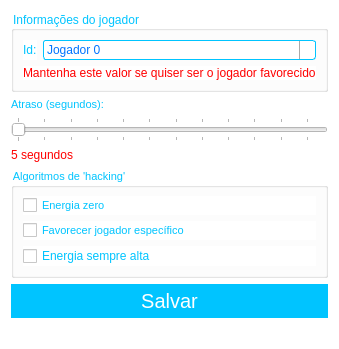
This is ui/frmsettings.ui in lucasvmx/Spark as Qt 5 draws it before an edit. The edited form follows.
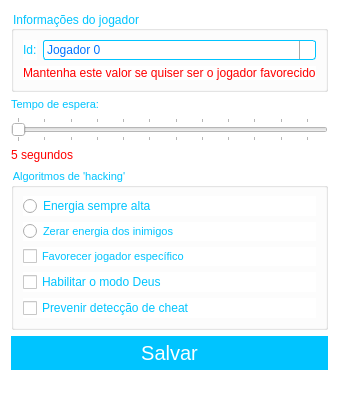
This is the edited form. Icons and pictures are not drawn.

Commit message: - Refatoração completa do código - NEW: sistema para evitar detecção por parte do anti-cheat interno do warzone - NEW: modo Deus (ver unidades inimigas) - NEW: carregamento das subrotinas internas do warzone 2100 em tempo de execução - Mudança no algoritmo de favorecimento de jogador - NEW: agora é possível saber se a partida está ou não em andamento - ENHANCEMENT: tratamento de exceções

What changed in the file:
```diff
--- a/ui/frmsettings.ui
+++ b/ui/frmsettings.ui
@@ -6,8 +6,8 @@
    <rect>
     <x>0</x>
     <y>0</y>
-    <width>313</width>
-    <height>342</height>
+    <width>324</width>
+    <height>365</height>
    </rect>
   </property>
   <property name="windowTitle">
@@ -196,7 +196,7 @@
       <string notr="true">color: #00c4ff</string>
      </property>
      <property name="text">
-      <string>Atraso (segundos):</string>
+      <string>&lt;html&gt;&lt;head/&gt;&lt;body&gt;&lt;p&gt;Tempo de espera:&lt;/p&gt;&lt;/body&gt;&lt;/html&gt;</string>
      </property>
     </widget>
    </item>
@@ -258,33 +258,15 @@
       <string>Algoritmos de 'hacking'</string>
      </property>
      <layout class="QGridLayout" name="gridLayout_2">
-      <item row="0" column="0">
-       <widget class="QCheckBox" name="checkBox">
+      <item row="3" column="0">
+       <widget class="QCheckBox" name="checkBox_support_specific_player">
         <property name="font">
          <font>
           <pointsize>8</pointsize>
          </font>
         </property>
         <property name="toolTip">
-         <string>&lt;html&gt;&lt;head/&gt;&lt;body&gt;&lt;p&gt;&lt;span style=&quot; font-size:12pt; color:#00aaff;&quot;&gt;Faz com que a energia dos jogadores, exceto você, fique sempre nula.&lt;/span&gt;&lt;/p&gt;&lt;/body&gt;&lt;/html&gt;</string>
-        </property>
-        <property name="toolTipDuration">
-         <number>7000</number>
-        </property>
-        <property name="text">
-         <string>Energia zero</string>
-        </property>
-       </widget>
-      </item>
-      <item row="1" column="0">
-       <widget class="QCheckBox" name="checkBox_2">
-        <property name="font">
-         <font>
-          <pointsize>8</pointsize>
-         </font>
-        </property>
-        <property name="toolTip">
-         <string>&lt;html&gt;&lt;head/&gt;&lt;body&gt;&lt;p align=&quot;justify&quot;&gt;&lt;a name=&quot;tw-target-text&quot;/&gt;&lt;span style=&quot; font-family:'inherit'; font-size:12pt; color:#00aaff;&quot;&gt;Favorece um jogador específico durante todo o jogo.&lt;/span&gt;&lt;/p&gt;&lt;/body&gt;&lt;/html&gt;</string>
+         <string>&lt;html&gt;&lt;head/&gt;&lt;body&gt;&lt;p align=&quot;justify&quot;&gt;&lt;a name=&quot;tw-target-text&quot;/&gt;&lt;span style=&quot; font-family:'inherit'; font-size:12pt; color:#00aaff;&quot;&gt;F&lt;/span&gt;&lt;span style=&quot; font-family:'inherit'; font-size:12pt; color:#00aaff;&quot;&gt;avorece um jogador específico durante todo o jogo. Pode ser útil quando você tem a intenção de favorecer outro jogador do seu time.&lt;/span&gt;&lt;/p&gt;&lt;/body&gt;&lt;/html&gt;</string>
         </property>
         <property name="toolTipDuration">
          <number>7000</number>
@@ -294,13 +276,51 @@
         </property>
        </widget>
       </item>
-      <item row="2" column="0">
-       <widget class="QCheckBox" name="checkBox_3">
+      <item row="1" column="0">
+       <widget class="QRadioButton" name="radioButton_erase_enemy_energy">
+        <property name="font">
+         <font>
+          <pointsize>8</pointsize>
+         </font>
+        </property>
+        <property name="toolTip">
+         <string>&lt;html&gt;&lt;head/&gt;&lt;body&gt;&lt;p&gt;&lt;span style=&quot; font-size:12pt; color:#00aaff;&quot;&gt;Faz com que a energia dos jogadores, exceto você, fique sempre nula.&lt;/span&gt;&lt;/p&gt;&lt;/body&gt;&lt;/html&gt;</string>
+        </property>
+        <property name="toolTipDuration">
+         <number>7000</number>
+        </property>
+        <property name="text">
+         <string>Zerar energia dos inimigos</string>
+        </property>
+       </widget>
+      </item>
+      <item row="4" column="0">
+       <widget class="QCheckBox" name="checkBox_enable_godmode">
+        <property name="toolTip">
+         <string>&lt;html&gt;&lt;head/&gt;&lt;body&gt;&lt;p&gt;&lt;a name=&quot;tw-target-text&quot;/&gt;&lt;span style=&quot; font-family:'inherit'; font-size:12pt; color:#00aaff;&quot;&gt;Permite que o seu jogador visualize as instalações e unidades do inimigo&lt;/span&gt;&lt;/p&gt;&lt;/body&gt;&lt;/html&gt;</string>
+        </property>
+        <property name="text">
+         <string>Habilitar o modo Deus</string>
+        </property>
+       </widget>
+      </item>
+      <item row="0" column="0">
+       <widget class="QRadioButton" name="radioButton_infinite_energy">
         <property name="text">
          <string>Energia sempre alta</string>
         </property>
        </widget>
       </item>
+      <item row="5" column="0">
+       <widget class="QCheckBox" name="checkBox_prevent_anticheat">
+        <property name="toolTip">
+         <string>&lt;html&gt;&lt;head/&gt;&lt;body&gt;&lt;p&gt;&lt;a name=&quot;tw-target-text&quot;/&gt;&lt;span style=&quot; font-family:'inherit'; font-size:12pt; color:#00aaff;&quot;&gt;Permite ao jogador usar os códigos de cheat internos do jogo sem que seja detectado&lt;/span&gt;&lt;/p&gt;&lt;/body&gt;&lt;/html&gt;</string>
+        </property>
+        <property name="text">
+         <string>Prevenir detecção de cheat</string>
+        </property>
+       </widget>
+      </item>
      </layout>
     </widget>
    </item>
```
Left out of the diff: 28 changed lines with no effect on the pictures. The commit also changes 21 other files.
